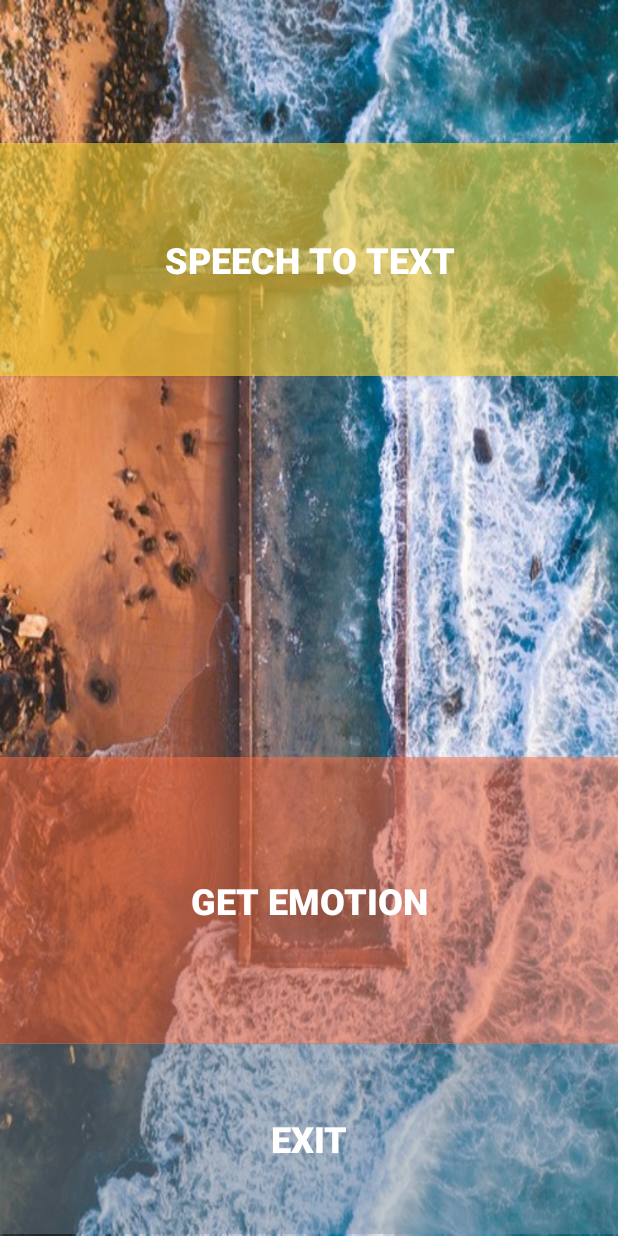
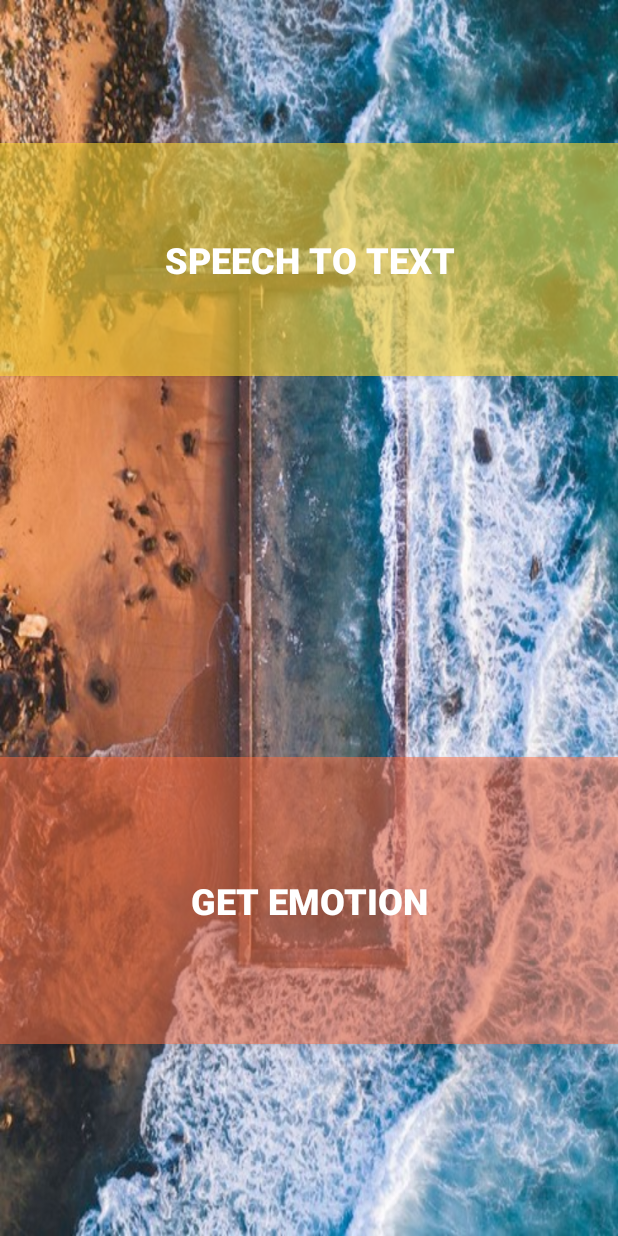
Before and after one commit to SRM-Hackathon/CodeLagom, an Android app: the AudioToText screen opened directly, with no data from a screen before it, on a phone screen of 412 x 824 dp. Run offline under Robolectric (Android 15) with nearby library versions, the phone set to English and light mode, and no system bars; libraries missing offline, so code that uses them is left out: com.projects.alshell; 5 statements that could not run were skipped.

Commit message:
Audio to text layout modified

```diff
--- a/BlindReader App/app/src/main/res/layout/activity_audio_to_text.xml
+++ b/BlindReader App/app/src/main/res/layout/activity_audio_to_text.xml
@@ -53,17 +53,5 @@
         android:theme="@style/PrimaryColoredButton" />
 
 
-    <Button
-        android:id="@+id/back_btn"
-        android:layout_width="match_parent"
-        android:layout_height="127dp"
-        android:layout_alignParentBottom="true"
-        android:layout_alignParentStart="true"
-        android:layout_marginBottom="1dp"
-        android:background="#6078909c"
-        android:text="Exit"
-        android:textColor="#FFFFFF"
-        android:textSize="24dp"
-        android:textStyle="bold" />
 
 </RelativeLayout>
```
